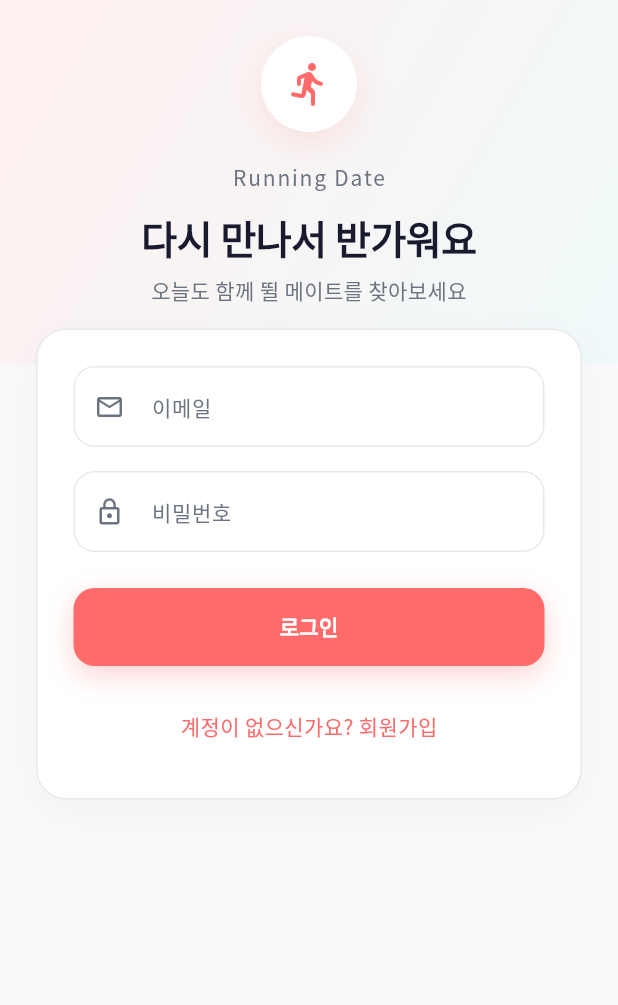
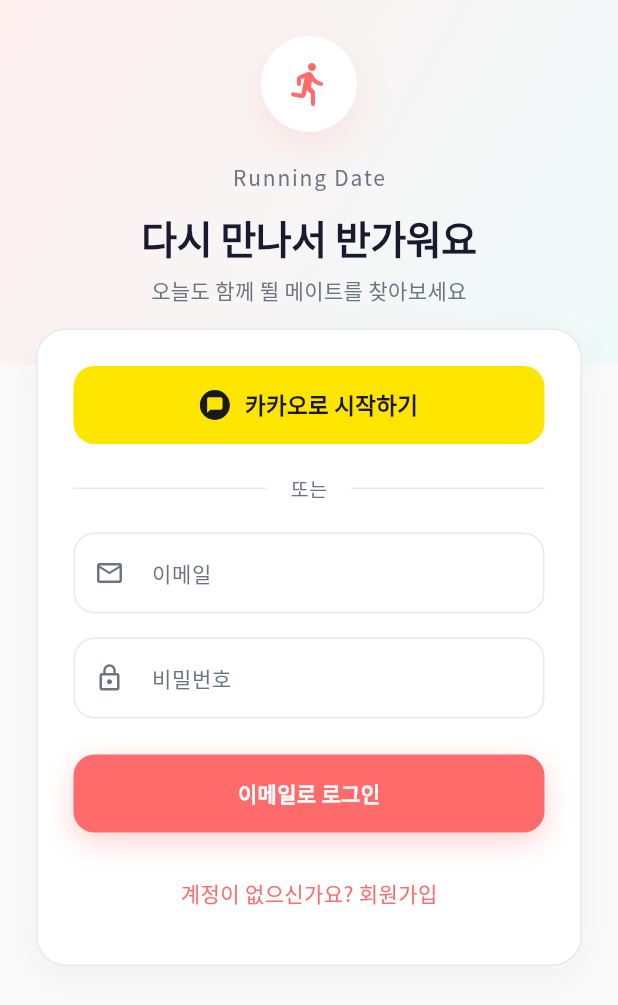
Before and after one commit to orangenova91/Runnig_Mate_530, a Flutter app: the screen it shows after launch, on a phone screen of 412 x 824 dp. Shown: the top 1005 px of the screen. Run offline on Flutter 3.47's test engine with Material 3 defaults, Android fonts, the phone set to English and light mode, and no system bars; our stand-ins replace cloud_firestore, firebase_auth, firebase_core, firebase_storage, google_fonts, image_picker; accounts and stored records are empty.

Commit message:
카카오 소셜 로그인 구현

```diff
--- a/lib/pages/auth_gate.dart
+++ b/lib/pages/auth_gate.dart
@@ -9,8 +9,37 @@ import 'main_shell.dart';
 import 'onboarding_page.dart';
 
 /// 로그인 상태 + 프로필 유무에 따라 초기 화면 분기
-class AuthGate extends StatelessWidget {
+class AuthGate extends StatefulWidget {
   const AuthGate({super.key});
+
+  @override
+  State<AuthGate> createState() => _AuthGateState();
+}
+
+class _AuthGateState extends State<AuthGate> {
+  String? _activeUid;
+  bool _profileReady = false;
+
+  void _resetSession() {
+    if (_activeUid == null && !_profileReady) return;
+    setState(() {
+      _activeUid = null;
+      _profileReady = false;
+    });
+  }
+
+  void _activateUser(String uid) {
+    if (_activeUid == uid) return;
+    setState(() {
+      _activeUid = uid;
+      _profileReady = false;
+    });
+  }
+
+  void _markProfileReady() {
+    if (_profileReady) return;
+    setState(() => _profileReady = true);
+  }
 
   @override
   Widget build(BuildContext context) {
@@ -19,13 +48,27 @@ class AuthGate extends StatelessWidget {
     return StreamBuilder<User?>(
       stream: auth.authStateChanges,
       builder: (context, authSnap) {
-        if (authSnap.connectionState == ConnectionState.waiting) {
+        if (authSnap.connectionState == ConnectionState.waiting &&
+            !authSnap.hasData) {
           return const _LoadingScreen();
         }
 
         final user = authSnap.data;
         if (user == null) {
+          if (_activeUid != null) {
+            WidgetsBinding.instance.addPostFrameCallback((_) => _resetSession());
+          }
           return const LoginPage();
+        }
+
+        if (_activeUid != user.uid) {
+          WidgetsBinding.instance.addPostFrameCallback(
+            (_) => _activateUser(user.uid),
+          );
+        }
+
+        if (_profileReady) {
+          return const MainShell();
         }
 
         return StreamBuilder<DocumentSnapshot<Map<String, dynamic>>>(
@@ -34,14 +77,25 @@ class AuthGate extends StatelessWidget {
               .doc(user.uid)
               .snapshots(),
           builder: (context, profileSnap) {
-            if (profileSnap.connectionState == ConnectionState.waiting) {
+            if (profileSnap.connectionState == ConnectionState.waiting &&
+                !profileSnap.hasData) {
               return const _LoadingScreen();
             }
 
+            if (profileSnap.hasError) {
+              return const _ErrorScreen(
+                message: '프로필 정보를 불러오지 못했습니다.\n'
+                    '잠시 후 다시 시도해 주세요.',
+              );
+            }
+
             final hasProfile = profileSnap.data?.exists ?? false;
-            return hasProfile
-                ? const MainShell()
-                : const OnboardingPage();
+            if (hasProfile) {
+              WidgetsBinding.instance.addPostFrameCallback((_) => _markProfileReady());
+              return const MainShell();
+            }
+
+            return OnboardingPage(key: ValueKey('onboarding-${user.uid}'));
           },
         );
       },
@@ -61,3 +115,25 @@ class _LoadingScreen extends StatelessWidget {
     );
   }
 }
+
+class _ErrorScreen extends StatelessWidget {
+  const _ErrorScreen({required this.message});
+
+  final String message;
+
+  @override
+  Widget build(BuildContext context) {
+    return Scaffold(
+      body: Center(
+        child: Padding(
+          padding: const EdgeInsets.all(32),
+          child: Text(
+            message,
+            textAlign: TextAlign.center,
+            style: Theme.of(context).textTheme.bodyLarge,
+          ),
+        ),
+      ),
+    );
+  }
+}
--- a/lib/pages/login_page.dart
+++ b/lib/pages/login_page.dart
@@ -2,8 +2,12 @@ import 'package:flutter/material.dart';
 
 import '../services/auth_service.dart';
 import '../theme/app_theme.dart';
+import '../utils/auth_error_messages.dart';
 import '../widgets/app_text_field.dart';
+import '../widgets/auth_divider.dart';
+import '../widgets/auth_error_banner.dart';
 import '../widgets/auth_hero.dart';
+import '../widgets/kakao_login_button.dart';
 import '../widgets/primary_button.dart';
 import 'sign_up_page.dart';
 
@@ -19,7 +23,10 @@ class _LoginPageState extends State<LoginPage> {
   final _passwordController = TextEditingController();
   final _auth = AuthService();
   bool _loading = false;
+  bool _kakaoLoading = false;
   String? _error;
+
+  bool get _isBusy => _loading || _kakaoLoading;
 
   Future<void> _login() async {
     setState(() {
@@ -31,11 +38,24 @@ class _LoginPageState extends State<LoginPage> {
         _emailController.text.trim(),
         _passwordController.text,
       );
-      // AuthGate가 로그인 상태에 따라 온보딩/디스커버리로 자동 전환합니다.
     } catch (e) {
       setState(() => _error = '로그인에 실패했습니다. 이메일과 비밀번호를 확인해 주세요.');
     } finally {
       if (mounted) setState(() => _loading = false);
+    }
+  }
+
+  Future<void> _loginWithKakao() async {
+    setState(() {
+      _kakaoLoading = true;
+      _error = null;
+    });
+    try {
+      await _auth.signInWithKakao();
+    } catch (e) {
+      setState(() => _error = authErrorMessage(e, fallback: '카카오 로그인에 실패했습니다.'));
+    } finally {
+      if (mounted) setState(() => _kakaoLoading = false);
     }
   }
 
@@ -60,11 +80,19 @@ class _LoginPageState extends State<LoginPage> {
                   child: Column(
                     crossAxisAlignment: CrossAxisAlignment.stretch,
                     children: [
+                      KakaoLoginButton(
+                        loading: _kakaoLoading,
+                        onPressed: _isBusy ? null : _loginWithKakao,
+                      ),
+                      const SizedBox(height: 20),
+                      const AuthDivider(),
+                      const SizedBox(height: 20),
                       AppTextField(
                         controller: _emailController,
                         label: '이메일',
                         icon: Icons.email_outlined,
                         keyboardType: TextInputType.emailAddress,
+                        enabled: !_isBusy,
                       ),
                       const SizedBox(height: 16),
                       AppTextField(
@@ -72,50 +100,28 @@ class _LoginPageState extends State<LoginPage> {
                         label: '비밀번호',
                         icon: Icons.lock_outline,
                         obscureText: true,
+                        enabled: !_isBusy,
                       ),
                       if (_error != null) ...[
                         const SizedBox(height: 12),
-                        Container(
-                          padding: const EdgeInsets.all(12),
-                          decoration: BoxDecoration(
-                            color: AppTheme.error.withValues(alpha: 0.08),
-                            borderRadius: BorderRadius.circular(10),
-                          ),
-                          child: Row(
-                            children: [
-                              const Icon(
-                                Icons.error_outline,
-                                size: 18,
-                                color: AppTheme.error,
-                              ),
-                              const SizedBox(width: 8),
-                              Expanded(
-                                child: Text(
-                                  _error!,
-                                  style: const TextStyle(
-                                    color: AppTheme.error,
-                                    fontSize: 13,
-                                  ),
-                                ),
-                              ),
-                            ],
-                          ),
-                        ),
+                        AuthErrorBanner(message: _error!),
                       ],
                       const SizedBox(height: 24),
                       PrimaryButton(
-                        label: '로그인',
+                        label: '이메일로 로그인',
                         loading: _loading,
-                        onPressed: _login,
+                        onPressed: _isBusy ? null : _login,
                       ),
                       const SizedBox(height: 16),
                       Center(
                         child: TextButton(
-                          onPressed: () => Navigator.of(context).push(
-                            MaterialPageRoute(
-                              builder: (_) => const SignUpPage(),
-                            ),
-                          ),
+                          onPressed: _isBusy
+                              ? null
+                              : () => Navigator.of(context).push(
+                                    MaterialPageRoute(
+                                      builder: (_) => const SignUpPage(),
+                                    ),
+                                  ),
                           child: Text(
                             '계정이 없으신가요? 회원가입',
                             style: Theme.of(context)
--- /dev/null
+++ b/lib/utils/auth_error_messages.dart
@@ -0,0 +1,25 @@
+import 'package:firebase_auth/firebase_auth.dart';
+
+String authErrorMessage(Object error, {String fallback = '로그인에 실패했습니다.'}) {
+  if (error is FirebaseAuthException) {
+    switch (error.code) {
+      case 'popup-closed-by-user':
+      case 'cancelled-popup-request':
+        return '로그인이 취소되었습니다.';
+      case 'account-exists-with-different-credential':
+        return '이미 다른 방식으로 가입된 계정입니다. 이메일 로그인을 시도해 주세요.';
+      case 'operation-not-allowed':
+        return '카카오 로그인이 비활성화되어 있습니다. Firebase 콘솔을 확인해 주세요.';
+      case 'invalid-credential':
+      case 'user-disabled':
+        return '로그인 정보가 올바르지 않거나 계정이 비활성화되었습니다.';
+      case 'network-request-failed':
+        return '네트워크 오류가 발생했습니다. 연결을 확인해 주세요.';
+      case 'web-context-cancelled':
+        return '로그인 창이 닫혔습니다. 다시 시도해 주세요.';
+      default:
+        return '$fallback (${error.code})';
+    }
+  }
+  return fallback;
+}
--- a/lib/widgets/app_text_field.dart
+++ b/lib/widgets/app_text_field.dart
@@ -12,6 +12,7 @@ class AppTextField extends StatelessWidget {
     this.obscureText = false,
     this.keyboardType,
     this.maxLength,
+    this.enabled = true,
   });
 
   final TextEditingController controller;
@@ -21,6 +22,7 @@ class AppTextField extends StatelessWidget {
   final bool obscureText;
   final TextInputType? keyboardType;
   final int? maxLength;
+  final bool enabled;
 
   @override
   Widget build(BuildContext context) {
@@ -29,6 +31,7 @@ class AppTextField extends StatelessWidget {
       obscureText: obscureText,
       keyboardType: keyboardType,
       maxLength: maxLength,
+      enabled: enabled,
       style: const TextStyle(color: AppTheme.textPrimary, fontSize: 15),
       decoration: InputDecoration(
         labelText: label,
--- /dev/null
+++ b/lib/widgets/auth_divider.dart
@@ -0,0 +1,26 @@
+import 'package:flutter/material.dart';
+
+class AuthDivider extends StatelessWidget {
+  const AuthDivider({super.key, this.label = '또는'});
+
+  final String label;
+
+  @override
+  Widget build(BuildContext context) {
+    return Row(
+      children: [
+        const Expanded(child: Divider()),
+        Padding(
+          padding: const EdgeInsets.symmetric(horizontal: 16),
+          child: Text(
+            label,
+            style: Theme.of(context).textTheme.bodyMedium?.copyWith(
+                  fontSize: 13,
+                ),
+          ),
+        ),
+        const Expanded(child: Divider()),
+      ],
+    );
+  }
+}
--- /dev/null
+++ b/lib/widgets/kakao_login_button.dart
@@ -0,0 +1,73 @@
+import 'package:flutter/material.dart';
+
+class KakaoLoginButton extends StatelessWidget {
+  const KakaoLoginButton({
+    super.key,
+    required this.onPressed,
+    this.loading = false,
+    this.label = '카카오로 시작하기',
+  });
+
+  static const Color kakaoYellow = Color(0xFFFEE500);
+  static const Color kakaoText = Color(0xFF191919);
+
+  final VoidCallback? onPressed;
+  final bool loading;
+  final String label;
+
+  @override
+  Widget build(BuildContext context) {
+    return SizedBox(
+      height: 52,
+      width: double.infinity,
+      child: FilledButton(
+        onPressed: loading ? null : onPressed,
+        style: FilledButton.styleFrom(
+          backgroundColor: kakaoYellow,
+          foregroundColor: kakaoText,
+          disabledBackgroundColor: kakaoYellow.withValues(alpha: 0.6),
+          disabledForegroundColor: kakaoText.withValues(alpha: 0.6),
+          elevation: 0,
+          shape: RoundedRectangleBorder(
+            borderRadius: BorderRadius.circular(14),
+          ),
+        ),
+        child: loading
+            ? const SizedBox(
+                height: 20,
+                width: 20,
+                child: CircularProgressIndicator(
+                  strokeWidth: 2,
+                  color: kakaoText,
+                ),
+              )
+            : Row(
+                mainAxisAlignment: MainAxisAlignment.center,
+                children: [
+                  Container(
+                    width: 20,
+                    height: 20,
+                    decoration: const BoxDecoration(
+                      color: kakaoText,
+                      shape: BoxShape.circle,
+                    ),
+                    child: const Icon(
+                      Icons.chat_bubble,
+                      size: 12,
+                      color: kakaoYellow,
+                    ),
+                  ),
+                  const SizedBox(width: 10),
+                  Text(
+                    label,
+                    style: const TextStyle(
+                      fontWeight: FontWeight.w600,
+                      fontSize: 15,
+                    ),
+                  ),
+                ],
+              ),
+      ),
+    );
+  }
+}
```
Also changed, not shown: lib/pages/onboarding_page.dart (+47 -2 lines), lib/pages/sign_up_page.dart (+35 -29 lines), lib/services/auth_service.dart (+13 -0 lines), lib/services/user_service.dart (+12 -2 lines), lib/widgets/auth_error_banner.dart (added, +39 -0 lines), 1 other file.
